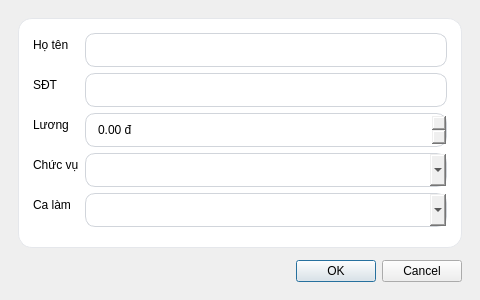
First picture: the form in app/ui/dialog_employee.ui, repository thaieaut-engineer/Cong-nghe-phan-mem, before the edit.
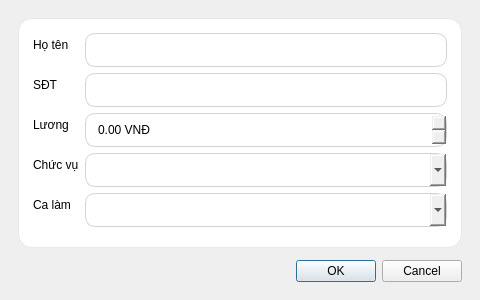
Second picture: the form after the edit.

```diff
--- a/app/ui/dialog_employee.ui
+++ b/app/ui/dialog_employee.ui
@@ -78,7 +78,7 @@
          <double>100000000.000000000000000</double>
         </property>
         <property name="suffix">
-         <string> đ</string>
+         <string> VNĐ</string>
         </property>
        </widget>
       </item>
```
